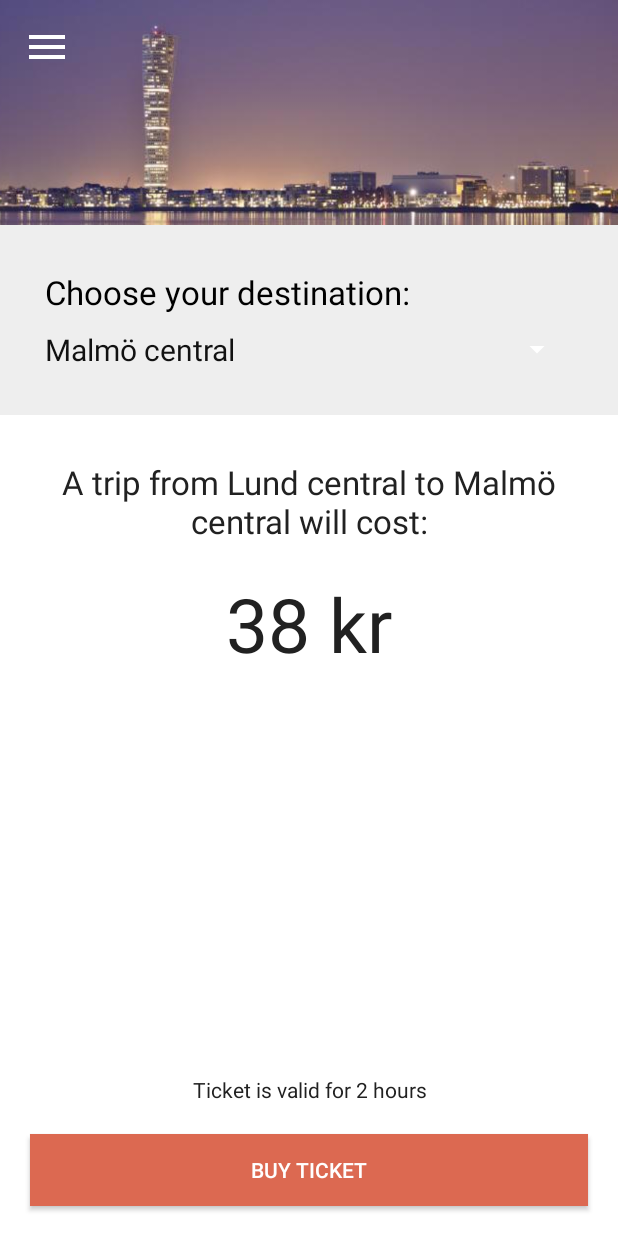
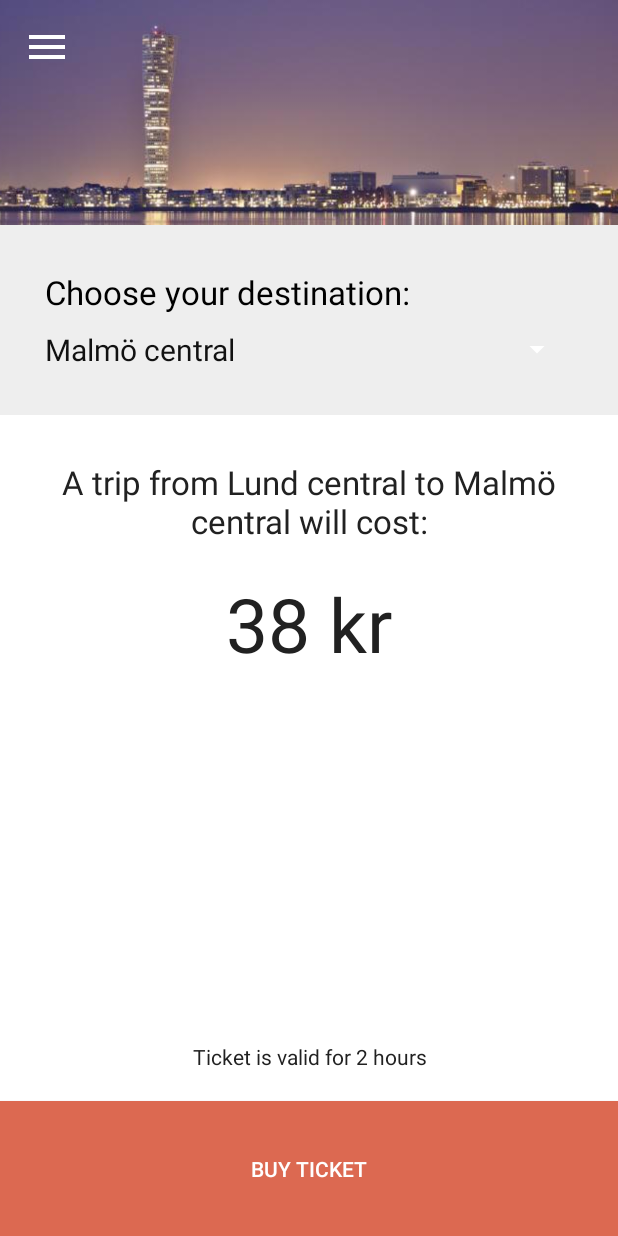
Before and after one commit to JonathanVidmar/BLEPublicTransport, an Android app: the fragment PaymentFragment placed in its activity, on a phone screen of 412 x 824 dp. Run offline under Robolectric (Android 15) with nearby library versions, the phone set to English and light mode, and no system bars; libraries missing offline, so code that uses them is left out: org.altbeacon.beacon; 1 statement that could not run was skipped.

Commit message:
small fix

```diff
--- a/app/src/main/res/layout/fragment_payment.xml
+++ b/app/src/main/res/layout/fragment_payment.xml
@@ -71,12 +71,9 @@
     <Button
         android:id="@+id/payButton"
         android:layout_width="match_parent"
-        android:layout_height="wrap_content"
+        android:layout_height="90dp"
         android:layout_alignParentBottom="true"
         android:layout_alignParentStart="true"
-        android:layout_marginBottom="20dp"
-        android:layout_marginLeft="20dp"
-        android:layout_marginRight="20dp"
         android:background="@color/colorAccent"
         android:text="@string/payment_buy_button_text"
         android:textColor="#FFF"/>
```
